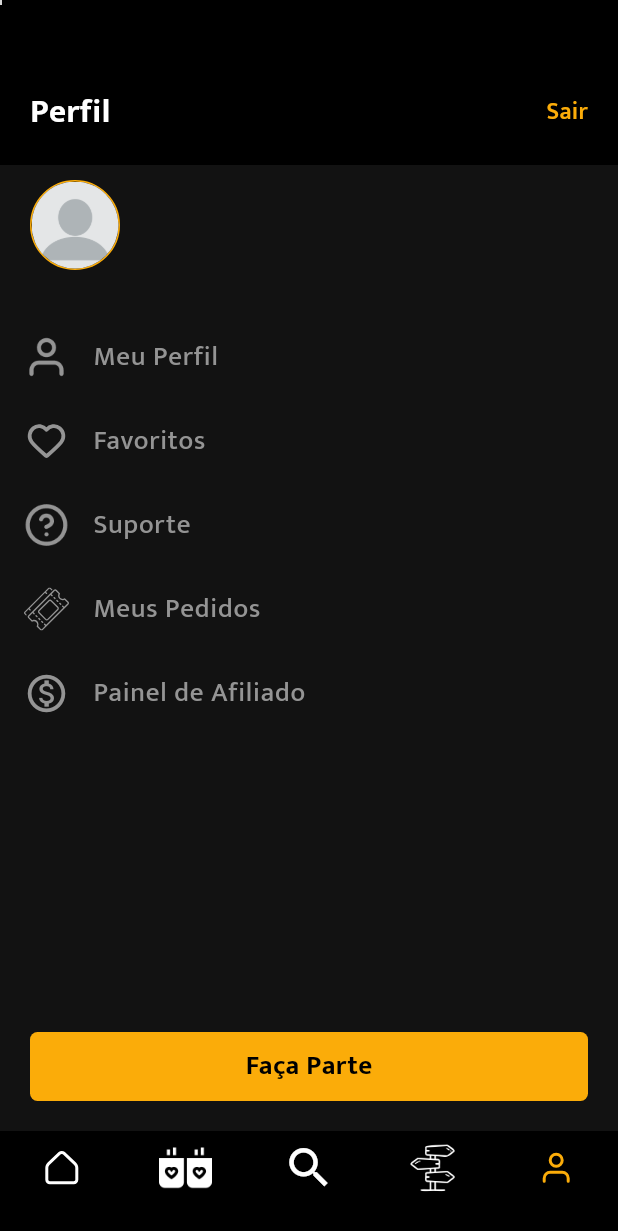
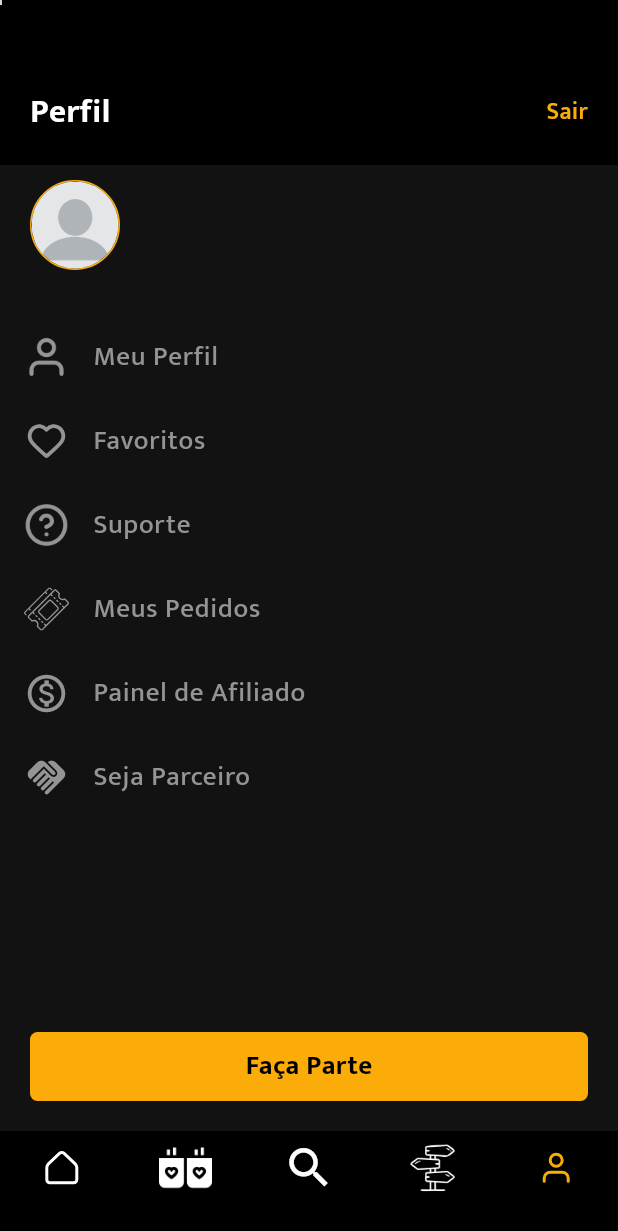
Before and after one commit to micaeleCAMPBrasil/app_tuddo_gramado, a Flutter app: the BottomNavigation screen opened directly, item 5 of the bottom bar chosen, on a phone screen of 412 x 824 dp. Shown: the top 1231 px of the screen. Run offline on Flutter 3.47's test engine with Material 3 defaults, Android fonts, the phone set to English and light mode, and no system bars; our stand-ins replace auto_size_text, cached_network_image, carousel_slider, cloud_firestore, dio, firebase_auth and 15 more; missing offline and left inert: dart:html, flutter_inappwebview, image_picker_web, pwa_install, wp_json_api; accounts and stored records are empty; generated files the repository leaves out were written again; network calls fail; statements that could not run were skipped.

Commit message:
atualização links

```diff
--- a/lib/screens/profile/profile_page.dart
+++ b/lib/screens/profile/profile_page.dart
@@ -220,6 +220,11 @@ class _ProfilePageState extends State<ProfilePage> {
         'title': 'Painel de Afiliado',
         'navigate': '/PaineldeAfiliado',
       },
+      {
+        'icon': 'assets/icones/tickets-icon.svg',
+        'title': 'Seja Parceiro',
+        'navigate': '/SejaParceiroTransfer',
+      },
     ];
 
     return [
@@ -305,6 +310,8 @@ class _ProfilePageState extends State<ProfilePage> {
               );*/
             } else if (e['navigate'] == "/PaineldeAfiliado") {
               Provider.of<ControlNav>(context, listen: false).updateIndex(4, 7);
+            } else if (e['navigate'] == "/SejaParceiroTransfer") {
+              Provider.of<ControlNav>(context, listen: false).updateIndex(4, 8);
             }
           },
           leading: SizedBox(
@@ -318,6 +325,12 @@ class _ProfilePageState extends State<ProfilePage> {
                 : e['title'] == 'Painel de Afiliado'
                     ? Icon(
                         Icons.monetization_on_outlined,
+                        color: color94,
+                        size: 30,
+                      )
+                    : e['navigate'] == '/SejaParceiroTransfer'
+                        ? Icon(
+                            Icons.handshake_rounded,
                             color: color94,
                             size: 30,
                           )
--- a/lib/screens/webscreens/InAppView.dart
+++ b/lib/screens/webscreens/InAppView.dart
@@ -104,6 +104,7 @@ class _InAppViewState extends State<InAppView> {
   void dispose() {
     super.dispose();
     headlessWebView?.dispose();
+    webViewController?.dispose();
   }
 
   int page = 0;
--- a/lib/utils/bottom_navigation.dart
+++ b/lib/utils/bottom_navigation.dart
@@ -228,7 +228,7 @@ class _BottomNavigationState extends State<BottomNavigation> {
         ),
         // 6 - top ofertas
         InAppView(
-          url: "https://site.tuddogramado.com.br/ajax-boxed/",
+          url: "https://site.tuddogramado.com.br/busca-top-ofertas/",
           page: 0,
           index: 0,
           data: {
@@ -530,6 +530,21 @@ class _BottomNavigationState extends State<BottomNavigation> {
                 ),
           ),*/
         ),
+        // 8
+        InAppView(
+          url: "https://transfer.tuddogramado.com.br/oferta-tuddo-em-dobro/",
+          page: 4,
+          index: 0,
+          data: {
+            "usuario": usuario.email,
+            "senha": usuario.uid,
+          },
+          /*routa: MaterialPageRoute(
+            builder: (context) => const BottomNavigation(
+                //selectedIndex: 4,
+                ),
+          ),*/
+        ),
       ],
     ];
     return Scaffold(
```
Lines whose indentation alone changed are shown as unchanged.
